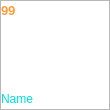
Qt form QtTestClient/player.ui (kihaseet/Alien) before a commit.
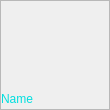
The same form after that commit. Icons and pictures are not drawn.

```diff
--- a/QtTestClient/player.ui
+++ b/QtTestClient/player.ui
@@ -27,7 +27,6 @@
   </property>
   <property name="styleSheet">
    <string notr="true">#QPlayerWidget {
-background-color: rgba(0, 0, 0, 0);
 background-image: url(:/player_widget/border.png);
 }</string>
   </property>
@@ -108,7 +107,7 @@
 }</string>
           </property>
           <property name="text">
-           <string>99</string>
+           <string/>
           </property>
           <property name="alignment">
            <set>Qt::AlignLeading|Qt::AlignLeft|Qt::AlignTop</set>
```
Left out of the diff: 9 changed lines with no effect on the pictures.
